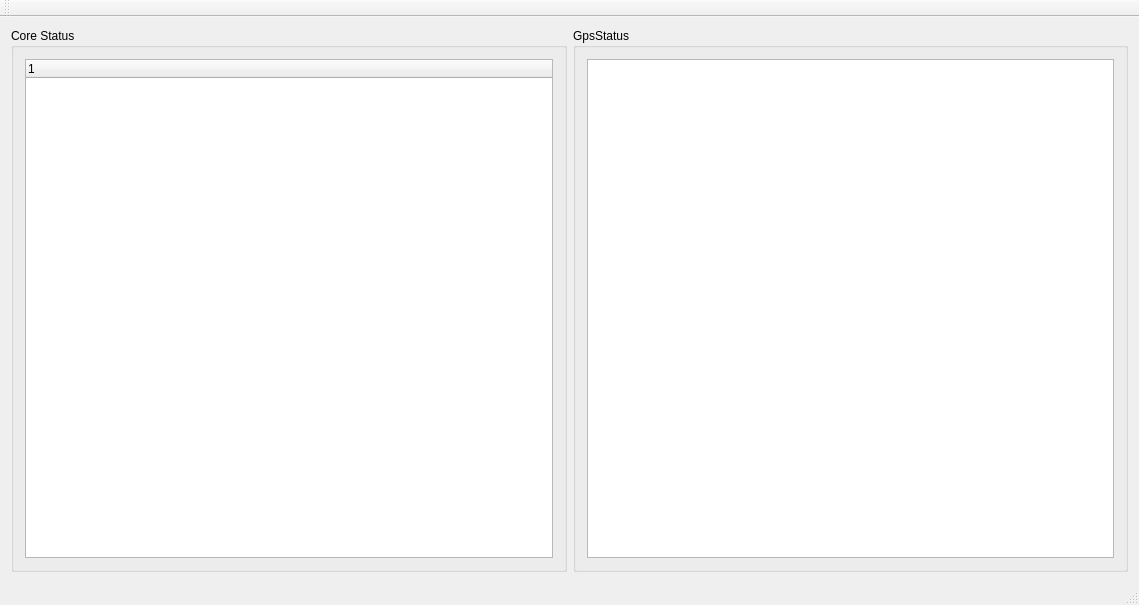
The window that mainwindow.ui (malcom2073/MCDebug) describes before a commit, drawn with Qt 5.
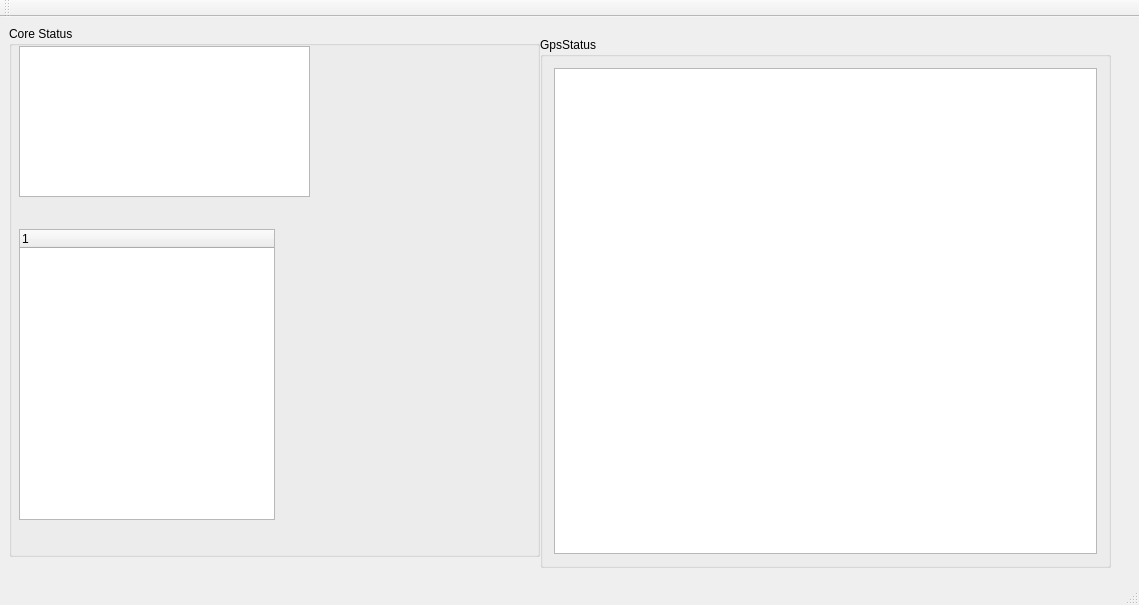
The same window after the commit.

Commit message: Added core status debug treeview

Diff of the .ui file:
```diff
--- a/mainwindow.ui
+++ b/mainwindow.ui
@@ -14,27 +14,53 @@
    <string>MainWindow</string>
   </property>
   <widget class="QWidget" name="centralWidget">
-   <layout class="QHBoxLayout" name="horizontalLayout">
-    <item>
      <widget class="QGroupBox" name="groupBox">
+    <property name="geometry">
+     <rect>
+      <x>9</x>
+      <y>9</y>
+      <width>531</width>
+      <height>531</height>
+     </rect>
+    </property>
       <property name="title">
        <string>Core Status</string>
       </property>
-      <layout class="QVBoxLayout" name="verticalLayout_2">
-       <item>
         <widget class="QTreeWidget" name="treeWidget">
+     <property name="geometry">
+      <rect>
+       <x>10</x>
+       <y>203</y>
+       <width>256</width>
+       <height>291</height>
+      </rect>
+     </property>
          <column>
           <property name="text">
            <string notr="true">1</string>
           </property>
          </column>
         </widget>
-       </item>
-      </layout>
-     </widget>
-    </item>
-    <item>
+    <widget class="QTableWidget" name="coreStatusTableWidget">
+     <property name="geometry">
+      <rect>
+       <x>10</x>
+       <y>20</y>
+       <width>291</width>
+       <height>151</height>
+      </rect>
+     </property>
+    </widget>
+   </widget>
      <widget class="QGroupBox" name="groupBox_2">
+    <property name="geometry">
+     <rect>
+      <x>540</x>
+      <y>20</y>
+      <width>571</width>
+      <height>531</height>
+     </rect>
+    </property>
       <property name="title">
        <string>GpsStatus</string>
       </property>
@@ -44,8 +70,6 @@
        </item>
       </layout>
      </widget>
-    </item>
-   </layout>
   </widget>
   <widget class="QMenuBar" name="menuBar">
    <property name="geometry">
```
Lines whose indentation alone changed are shown as unchanged. The commit also changes 1 other file.
